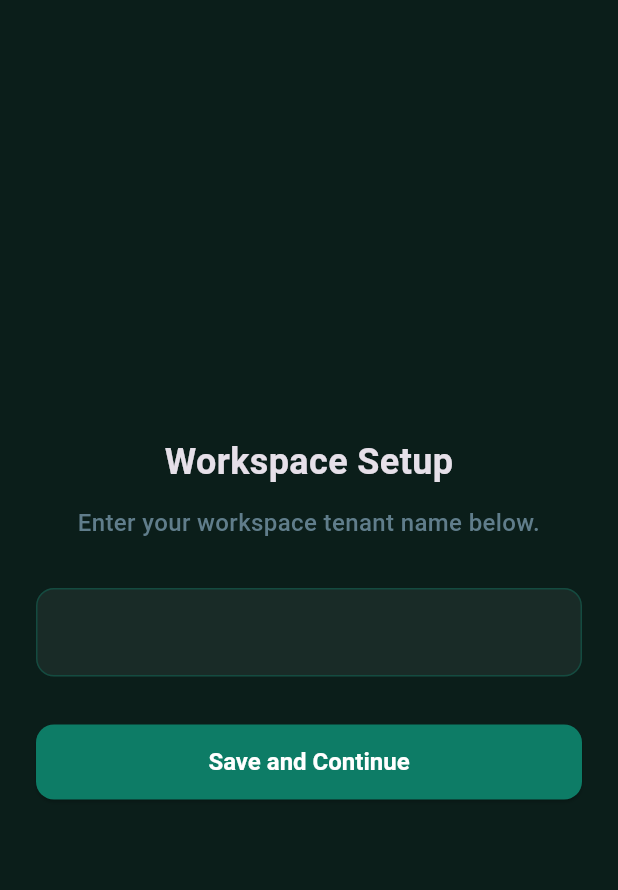
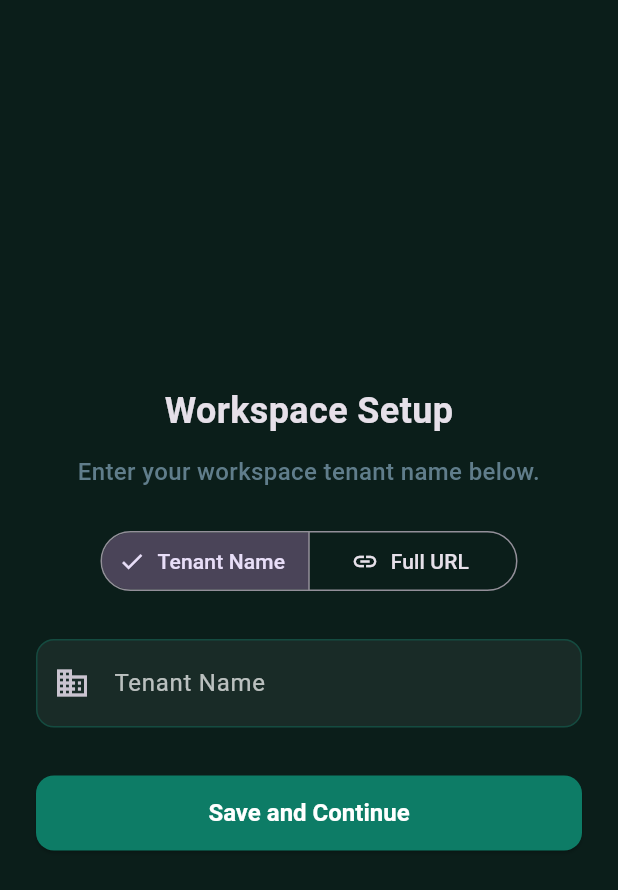
Before and after one commit to HakimAlqubati/Workbench-Flutter-Attendance-, a Flutter app: the screen it shows after launch, on a phone screen of 412 x 824 dp. Shown: the top 890 px of the screen. Run offline on Flutter 3.47's test engine with Material 3 defaults, Android fonts, the phone set to English and light mode, and no system bars; our stand-ins replace battery_plus, camera, connectivity_plus, fluttertoast, package_info_plus, shared_preferences and 2 more; missing offline and left inert: gallery_saver_plus, google_mlkit_face_detection, platform_device_id_plus, workmanager; accounts and stored records are empty; statements that could not run were skipped.

Commit message:
change base url

```diff
--- a/lib/features/auth/login_screen.dart
+++ b/lib/features/auth/login_screen.dart
@@ -41,7 +41,8 @@ class _LoginScreenState extends State<LoginScreen> {
     // فقط أثناء التطوير، املأ الحقول افتراضيًا
     assert(() {
       // _emailCtrl.text = 'staff@admin.com';
-      _emailCtrl.text = 'atthq@gmail.com';
+      _emailCtrl.text = 'att@ttdi.com';
+      // _emailCtrl.text = 'att@hq.com';
       // _emailCtrl.text = 'hq@att.com';
       _passCtrl.text = '123456';
       return true;
--- a/lib/features/setup/enter_base_url_screen.dart
+++ b/lib/features/setup/enter_base_url_screen.dart
@@ -1,5 +1,6 @@
 // lib/features/setup/enter_base_url_screen.dart
 import 'package:flutter/material.dart';
+import 'package:flutter/foundation.dart';
 import 'package:my_app/core/config/base_url_store.dart';
 import 'package:my_app/features/face_liveness/constants.dart';
 import 'package:my_app/core/navigation/routes.dart';
@@ -11,22 +12,46 @@ class EnterBaseUrlScreen extends StatefulWidget {
   State<EnterBaseUrlScreen> createState() => _EnterBaseUrlScreenState();
 }
 
+enum UrlInputMode { tenant, fullUrl }
+
 class _EnterBaseUrlScreenState extends State<EnterBaseUrlScreen> {
   final _formKey = GlobalKey<FormState>();
   final _controller = TextEditingController();
+  UrlInputMode _inputMode = UrlInputMode.tenant;
 
-  String _buildFinalUrl(String tenant) {
-    final t = tenant.trim().toLowerCase();
-    return 'https://$t.nltworkbench.com';
-    // return 'https://workbench.ressystem.com';
+  String _buildFinalUrl(String input) {
+    var trimmed = input.trim();
+    if (_inputMode == UrlInputMode.fullUrl) {
+      while (trimmed.endsWith('/')) {
+        trimmed = trimmed.substring(0, trimmed.length - 1);
+      }
+      return trimmed;
+    } else {
+      final t = trimmed.toLowerCase();
+      return 'https://$t.nltworkbench.com';
+    }
   }
 
   String? _validate(String? v) {
     final s = (v ?? '').trim();
-    if (s.isEmpty) return 'Tenant name is required';
-    if (s.contains(' ')) return 'Tenant name cannot contain spaces';
-    if (s.contains('/') || s.contains('.'))
-      return 'Please enter only the tenant name (no dots or slashes)';
+    if (s.isEmpty) {
+      return _inputMode == UrlInputMode.tenant
+          ? 'Tenant name is required'
+          : 'Workspace URL is required';
+    }
+    if (_inputMode == UrlInputMode.tenant) {
+      if (s.contains(' ')) return 'Tenant name cannot contain spaces';
+      if (s.contains('/') || s.contains('.')) {
+        return 'Please enter only the tenant name (no dots or slashes)';
+      }
+    } else {
+      if (!s.startsWith('http://') && !s.startsWith('https://')) {
+        return 'URL must start with http:// or https://';
+      }
+      if (!s.contains('.')) {
+        return 'Please enter a valid URL';
+      }
+    }
     return null;
   }
 
@@ -58,32 +83,67 @@ class _EnterBaseUrlScreenState extends State<EnterBaseUrlScreen> {
                     textAlign: TextAlign.center,
                   ),
                   const SizedBox(height: 12),
-                  const Text(
-                    'Enter your workspace tenant name below.',
-                    style: TextStyle(
+                  Text(
+                    _inputMode == UrlInputMode.tenant
+                        ? 'Enter your workspace tenant name below.'
+                        : 'Enter your custom workspace URL below.',
+                    style: const TextStyle(
                       fontSize: 16,
                       color: Colors.blueGrey,
                       fontWeight: FontWeight.w500,
                     ),
                     textAlign: TextAlign.center,
                   ),
-                  const SizedBox(height: 32),
+                  const SizedBox(height: 24),
+                  SegmentedButton<UrlInputMode>(
+                    segments: const [
+                      ButtonSegment<UrlInputMode>(
+                        value: UrlInputMode.tenant,
+                        label: Text('Tenant Name'),
+                        icon: Icon(Icons.domain),
+                      ),
+                      ButtonSegment<UrlInputMode>(
+                        value: UrlInputMode.fullUrl,
+                        label: Text('Full URL'),
+                        icon: Icon(Icons.link),
+                      ),
+                    ],
+                    selected: {_inputMode},
+                    onSelectionChanged: (Set<UrlInputMode> newSelection) {
+                      setState(() {
+                        _inputMode = newSelection.first;
+                        _controller.clear();
+                        _formKey.currentState?.reset();
+                      });
+                    },
+                  ),
+                  const SizedBox(height: 28),
                   TextFormField(
                     controller: _controller,
                     keyboardType: TextInputType.text,
-                    textAlign: TextAlign.center,
+                    textAlign: TextAlign.start,
                     style: const TextStyle(
                       fontSize: 18,
                       fontWeight: FontWeight.w600,
                       letterSpacing: 1.2,
                     ),
                     decoration: InputDecoration(
-                      // prefixText: 'https://',
-                      // suffixText: '.nltworkbench.com',
+                      labelText: _inputMode == UrlInputMode.tenant
+                          ? 'Tenant Name'
+                          : 'Custom Workspace URL',
+                      hintText: _inputMode == UrlInputMode.tenant
+                          ? 'tenant'
+                          : 'https://example.com',
+                      prefixText: _inputMode == UrlInputMode.tenant ? 'https://' : null,
+                      suffixText: _inputMode == UrlInputMode.tenant ? '.nltworkbench.com' : null,
                       border: OutlineInputBorder(
                         borderRadius: BorderRadius.circular(12),
                       ),
-                      // prefixIcon: const Icon(Icons.domain),
+                      prefixIcon: Icon(
+                        _inputMode == UrlInputMode.tenant
+                            ? Icons.domain
+                            : Icons.link,
+                      ),
                     ),
                     validator: _validate,
                     onFieldSubmitted: (_) => _save(),
@@ -105,6 +165,19 @@ class _EnterBaseUrlScreenState extends State<EnterBaseUrlScreen> {
                       ),
                     ),
                   ),
+                  if (kDebugMode) ...[
+                    const SizedBox(height: 16),
+                    TextButton.icon(
+                      onPressed: () {
+                        setState(() {
+                          _inputMode = UrlInputMode.fullUrl;
+                          _controller.text = 'https://workbenchro.ressystem.com/';
+                        });
+                      },
+                      icon: const Icon(Icons.bug_report),
+                      label: const Text('Autofill Debug URL'),
+                    ),
+                  ],
                 ],
               ),
             ),
--- a/pubspec.yaml
+++ b/pubspec.yaml
@@ -16,7 +16,7 @@ publish_to: 'none' # Remove this line if you wish to publish to pub.dev
 # https://developer.apple.com/library/archive/documentation/General/Reference/InfoPlistKeyReference/Articles/CoreFoundationKeys.html
 # In Windows, build-name is used as the major, minor, and patch parts
 # of the product and file versions while build-number is used as the build suffix.
-version: 2.1.1+3
+version: 2.1.2+3
 
 environment:
   sdk: ^3.8.1
```
